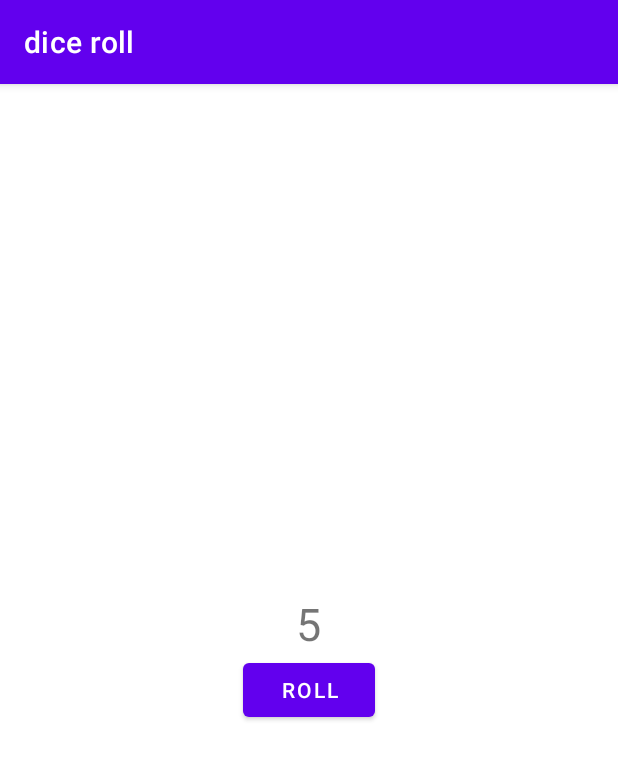
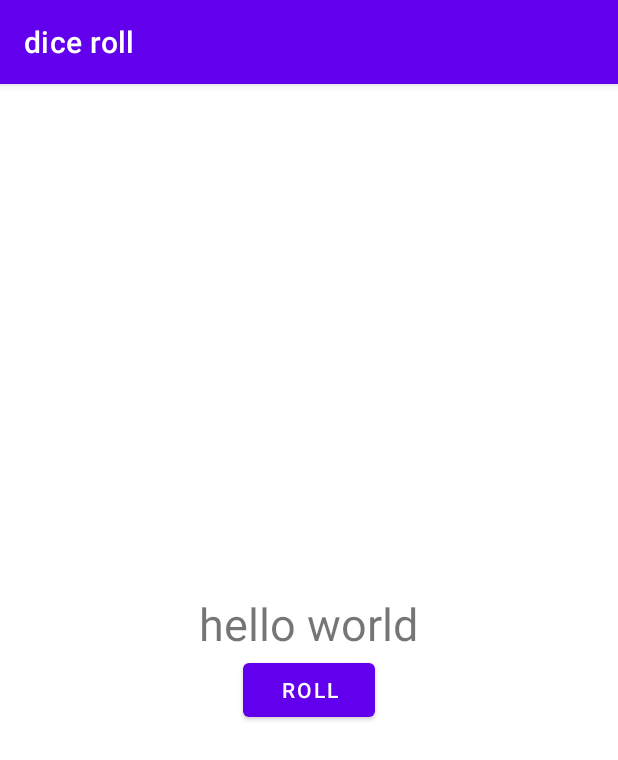
Before and after one commit to lmepol/android_kotlin_dice_roll, an Android app: the screen it shows after launch (MainActivity), on a phone screen of 412 x 824 dp. Shown: the top 760 px of the screen. Run offline under Robolectric (Android 15) with nearby library versions, the phone set to English and light mode, and no system bars.

Commit message:
core task complete fix

```diff
--- a/app/src/main/java/com/lmepol/diceroll/MainActivity.kt
+++ b/app/src/main/java/com/lmepol/diceroll/MainActivity.kt
@@ -13,7 +13,6 @@ class MainActivity : AppCompatActivity() {
         findViewById<Button>(R.id.roll_btn).setOnClickListener{
             roll()
         }
-        roll()
     }
     private fun roll() {
         val rand_val = (1..6).random()
--- a/app/src/main/res/layout/activity_main.xml
+++ b/app/src/main/res/layout/activity_main.xml
@@ -14,6 +14,7 @@
         android:layout_width="wrap_content"
         android:layout_height="wrap_content"
         android:layout_gravity="center_horizontal"
+        android:text="@string/hello_world"
         android:textSize="30sp" />
 
     <Button
--- a/app/src/main/res/values/strings.xml
+++ b/app/src/main/res/values/strings.xml
@@ -1,4 +1,5 @@
 <resources>
     <string name="app_name">dice roll</string>
     <string name="roll_label">Roll</string>
+    <string name="hello_world">hello world</string>
 </resources>
```
